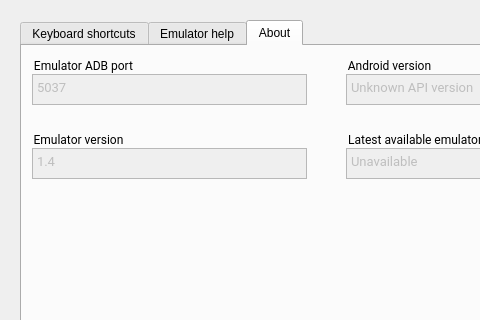
Qt form android/skin/qt/extended-pages/help-page.ui (aosp-mirror/platform_external_qemu) before a commit; both pictures show x 0 to 480 and y 0 to 320 of the 622 by 580 pixel window.
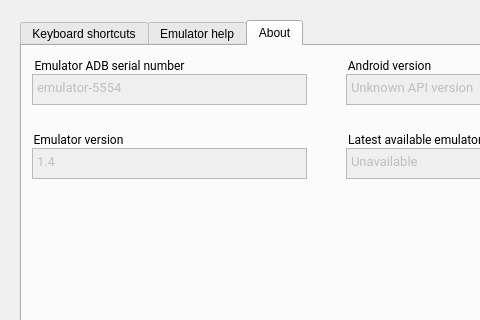
The same form after that commit. The open tabs and pages were chosen to show the change.

Commit message:
Update Help:About to show how ADB can find this device
Give the string that can be used with "adb -s" to connect to
this device. (This is only needed if more than one device
is active.)

Don't print the console port number on stdout at startup.

```diff
--- a/android/skin/qt/extended-pages/help-page.ui
+++ b/android/skin/qt/extended-pages/help-page.ui
@@ -231,7 +231,7 @@
       <enum>Qt::ScrollBarAlwaysOff</enum>
      </property>
      <property name="plainText">
-      <string>5037</string>
+      <string notr="true">emulator-5554</string>
      </property>
     </widget>
     <widget class="QGroupBox" name="androidVersionTitle">
@@ -276,7 +276,7 @@
       <string notr="true">border: 0px;</string>
      </property>
      <property name="title">
-      <string>Emulator ADB port</string>
+      <string>Emulator ADB serial number</string>
      </property>
      <property name="ColorGroup" stdset="0">
       <string>Title</string>
```
Left out of the diff: 12 changed lines with no effect on the pictures. The commit also changes 1 other file.
